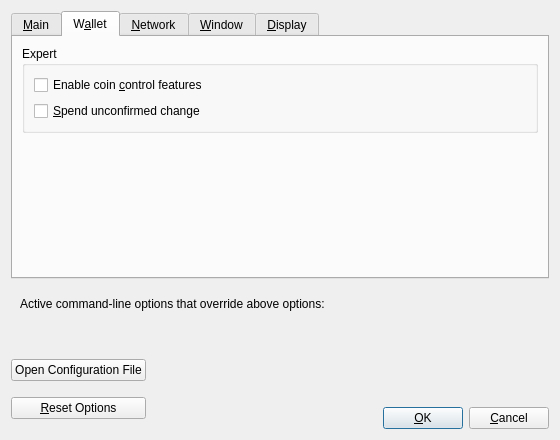
The window that src/qt/forms/optionsdialog.ui (farsider350/AustraliaCash-Core) describes before a commit, drawn with Qt 5.
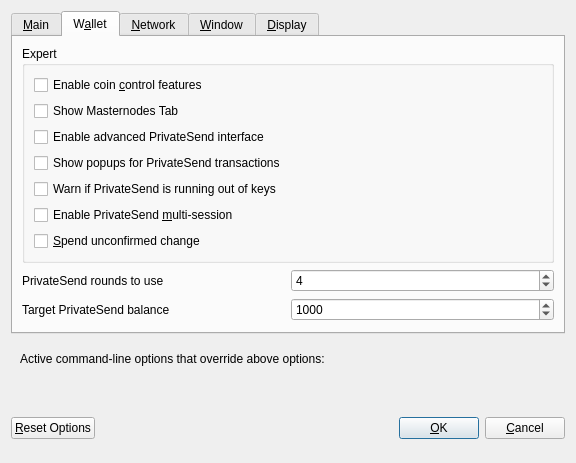
The same window after the commit. The open tabs and pages were chosen to show the change. Custom widgets are drawn as their Qt base class.

Patch:
```diff
--- a/src/qt/forms/optionsdialog.ui
+++ b/src/qt/forms/optionsdialog.ui
@@ -6,8 +6,8 @@
    <rect>
     <x>0</x>
     <y>0</y>
-    <width>560</width>
-    <height>440</height>
+    <width>576</width>
+    <height>402</height>
    </rect>
   </property>
   <property name="windowTitle">
@@ -153,6 +153,56 @@
             </property>
            </widget>
           </item>
+          <item>
+           <widget class="QCheckBox" name="showMasternodesTab">
+            <property name="toolTip">
+             <string>Show additional tab listing all your masternodes in first sub-tab&lt;br/&gt;and all masternodes on the network in second sub-tab.</string>
+            </property>
+            <property name="text">
+             <string>Show Masternodes Tab</string>
+            </property>
+           </widget>
+          </item>
+          <item>
+           <widget class="QCheckBox" name="showAdvancedPSUI">
+            <property name="toolTip">
+             <string>Show additional information and buttons for PrivateSend on overview screen.</string>
+            </property>
+            <property name="text">
+             <string>Enable advanced PrivateSend interface</string>
+            </property>
+           </widget>
+          </item>
+          <item>
+           <widget class="QCheckBox" name="showPrivateSendPopups">
+            <property name="toolTip">
+             <string>Show system popups for PrivateSend mixing transactions&lt;br/&gt;just like for all other transaction types.</string>
+            </property>
+            <property name="text">
+             <string>Show popups for PrivateSend transactions</string>
+            </property>
+           </widget>
+          </item>
+          <item>
+           <widget class="QCheckBox" name="lowKeysWarning">
+            <property name="toolTip">
+             <string>Show warning dialog when PrivateSend detects that wallet has very low number of keys left.</string>
+            </property>
+            <property name="text">
+             <string>Warn if PrivateSend is running out of keys</string>
+            </property>
+           </widget>
+          </item>
+          <item>
+           <widget class="QCheckBox" name="privateSendMultiSession">
+            <property name="toolTip">
+             <string>Whether to use experimental PrivateSend mode with multiple mixing sessions per block.&lt;br/&gt;Note: You must use this feature carefully.&lt;br/&gt;Make sure you always have recent wallet (auto)backup in a safe place!</string>
+            </property>
+            <property name="text">
+             <string>Enable PrivateSend &amp;multi-session</string>
+            </property>
+           </widget>
+          </item>
           <item>
            <widget class="QCheckBox" name="spendZeroConfChange">
             <property name="toolTip">
@@ -166,6 +216,75 @@
          </layout>
         </widget>
        </item>
+       <item>
+        <layout class="QHBoxLayout" name="horizontalLayout_4_Wallet">
+         <item>
+          <widget class="QLabel" name="label">
+           <property name="toolTip">
+            <string>This setting determines the amount of individual masternodes that an input will be mixed through.&lt;br/&gt;More rounds of mixing gives a higher degree of privacy, but also costs more in fees.</string>
+           </property>
+           <property name="text">
+            <string>PrivateSend rounds to use</string>
+           </property>
+          </widget>
+         </item>
+         <item>
+          <widget class="QSpinBox" name="privateSendRounds">
+           <property name="minimum">
+            <number>2</number>
+           </property>
+           <property name="maximum">
+            <number>16</number>
+           </property>
+           <property name="value">
+            <number>4</number>
+           </property>
+          </widget>
+         </item>
+        </layout>
+       </item>
+       <item>
+        <layout class="QHBoxLayout" name="horizontalLayout">
+         <item>
+          <widget class="QLabel" name="label_2">
+           <property name="toolTip">
+            <string>This amount acts as a threshold to turn off PrivateSend once it's reached.</string>
+           </property>
+           <property name="statusTip">
+            <string notr="true"/>
+           </property>
+           <property name="whatsThis">
+            <string notr="true"/>
+           </property>
+           <property name="accessibleName">
+            <string notr="true"/>
+           </property>
+           <property name="accessibleDescription">
+            <string notr="true"/>
+           </property>
+           <property name="text">
+            <string>Target PrivateSend balance</string>
+           </property>
+          </widget>
+         </item>
+         <item>
+          <widget class="QSpinBox" name="privateSendAmount">
+           <property name="minimum">
+            <number>2</number>
+           </property>
+           <property name="maximum">
+            <number>2000</number>
+           </property>
+           <property name="singleStep">
+            <number>10</number>
+           </property>
+           <property name="value">
+            <number>1000</number>
+           </property>
+          </widget>
+         </item>
+        </layout>
+       </item>
        <item>
         <spacer name="verticalSpacer_Wallet">
          <property name="orientation">
@@ -692,21 +811,6 @@
    <item>
     <layout class="QHBoxLayout" name="horizontalLayout_Buttons">
      <item>
-      <layout class="QVBoxLayout" name="verticalLayout_Buttons">
-       <item>
-        <widget class="QPushButton" name="openBitcoinConfButton">
-         <property name="toolTip">
-          <string>Open the %1 configuration file from the working directory.</string>
-         </property>
-         <property name="text">
-          <string>Open Configuration File</string>
-         </property>
-         <property name="autoDefault">
-          <bool>false</bool>
-         </property>
-        </widget>
-       </item>
-       <item>
         <widget class="QPushButton" name="resetButton">
          <property name="toolTip">
           <string>Reset all client options to default.</string>
@@ -719,8 +823,6 @@
          </property>
         </widget>
        </item>
-      </layout>
-     </item>
      <item>
       <spacer name="horizontalSpacer_1">
        <property name="orientation">
@@ -773,23 +875,6 @@
       </spacer>
      </item>
      <item>
-      <layout class="QVBoxLayout" name="verticalLayout_4">
-       <item>
-        <spacer name="verticalSpacer">
-         <property name="orientation">
-          <enum>Qt::Vertical</enum>
-         </property>
-         <property name="sizeHint" stdset="0">
-          <size>
-           <width>20</width>
-           <height>40</height>
-          </size>
-         </property>
-        </spacer>
-       </item>
-       <item>
-        <layout class="QHBoxLayout" name="horizontalLayout">
-         <item>
           <widget class="QPushButton" name="okButton">
            <property name="text">
             <string>&amp;OK</string>
@@ -815,10 +900,6 @@
         </layout>
        </item>
       </layout>
-     </item>
-    </layout>
-   </item>
-  </layout>
  </widget>
  <customwidgets>
   <customwidget>
```
Left out of the diff: 94 changed lines with no effect on the pictures. Lines whose indentation alone changed are shown as unchanged.
